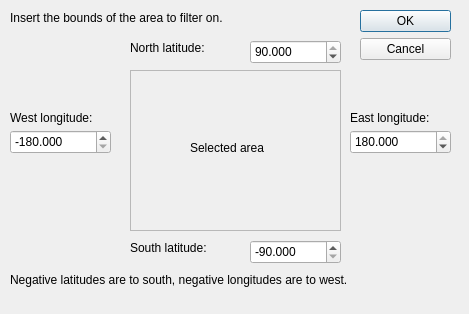
First picture: the form in AirspaceConverterQt/limitsdialog.ui, repository alus-it/AirspaceConverter, before the edit.
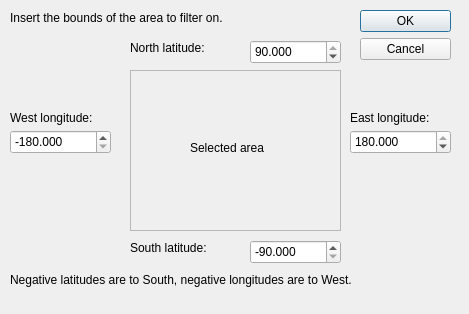
Second picture: the form after the edit.

The edit to the form file:
```diff
--- a/AirspaceConverterQt/limitsdialog.ui
+++ b/AirspaceConverterQt/limitsdialog.ui
@@ -233,7 +233,7 @@
     </rect>
    </property>
    <property name="text">
-    <string>Negative latitudes are to south, negative longitudes are to west.</string>
+    <string>Negative latitudes are to South, negative longitudes are to West.</string>
    </property>
   </widget>
  </widget>
```
Left out of the diff: 6 changed lines with no effect on the pictures.
